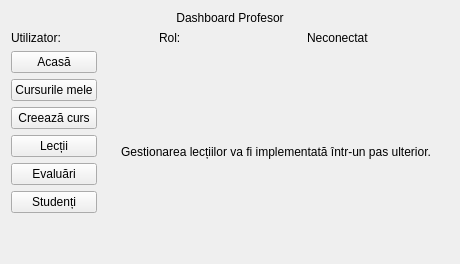
Qt form gui/ProfessorDashboard.ui (Cozmin-crypto/EduChainProject) before a commit.
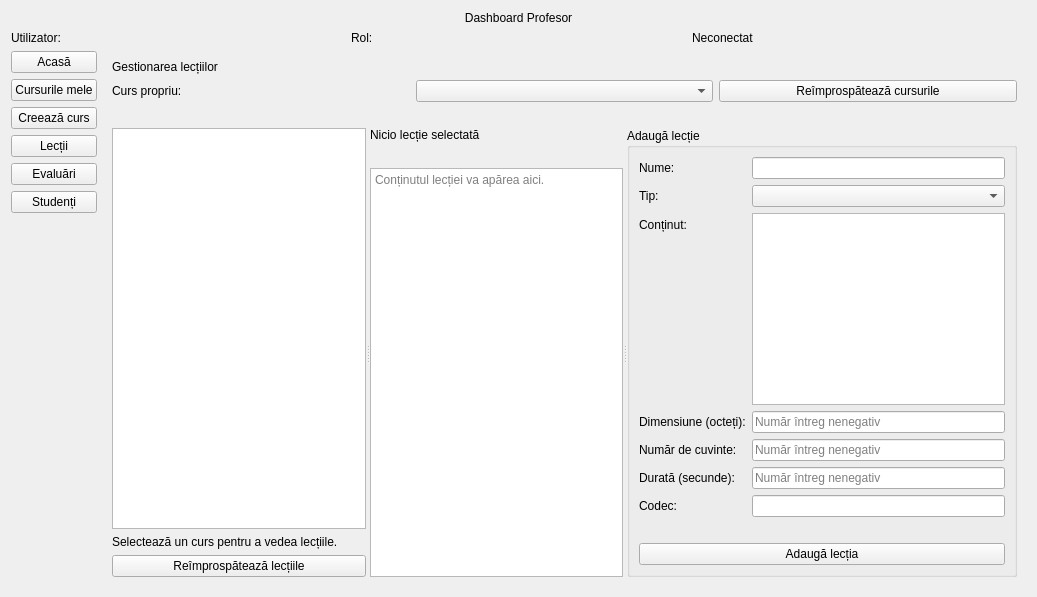
The same form after that commit. The open tabs and pages were chosen to show the change.

Commit message: Am adaugat functionalitatile pentru Profesor de a crea si a inscrie studenti la cursuri

The edit to the form file:
```diff
--- a/gui/ProfessorDashboard.ui
+++ b/gui/ProfessorDashboard.ui
@@ -23,7 +23,47 @@
      <widget class="QWidget" name="homePage"><layout class="QVBoxLayout" name="homeLayout"><item><widget class="QLabel" name="homeLabel"><property name="text"><string>Funcționalitățile Profesorului vor fi implementate în pașii următori.</string></property><property name="alignment"><set>Qt::AlignmentFlag::AlignCenter</set></property><property name="wordWrap"><bool>true</bool></property></widget></item></layout></widget>
      <widget class="QWidget" name="myCoursesPage"><layout class="QVBoxLayout" name="myCoursesLayout"><item><widget class="QLabel" name="myCoursesLabel"><property name="text"><string>Gestionarea cursurilor va fi implementată într-un pas ulterior.</string></property><property name="alignment"><set>Qt::AlignmentFlag::AlignCenter</set></property></widget></item></layout></widget>
      <widget class="QWidget" name="createCoursePage"><layout class="QVBoxLayout" name="createCourseLayout"><item><widget class="QLabel" name="createCourseLabel"><property name="text"><string>Crearea cursurilor va fi implementată într-un pas ulterior.</string></property><property name="alignment"><set>Qt::AlignmentFlag::AlignCenter</set></property></widget></item></layout></widget>
-     <widget class="QWidget" name="lessonsPage"><layout class="QVBoxLayout" name="lessonsLayout"><item><widget class="QLabel" name="lessonsLabel"><property name="text"><string>Gestionarea lecțiilor va fi implementată într-un pas ulterior.</string></property><property name="alignment"><set>Qt::AlignmentFlag::AlignCenter</set></property></widget></item></layout></widget>
+     <widget class="QWidget" name="lessonsPage"><layout class="QVBoxLayout" name="lessonsLayout">
+      <item><widget class="QLabel" name="lessonsTitleLabel"><property name="text"><string>Gestionarea lecțiilor</string></property></widget></item>
+      <item><layout class="QHBoxLayout" name="lessonCourseLayout">
+       <item><widget class="QLabel" name="lessonCourseLabel"><property name="text"><string>Curs propriu:</string></property></widget></item>
+       <item><widget class="QComboBox" name="lessonCourseCombo"/></item>
+       <item><widget class="QPushButton" name="refreshLessonCoursesButton"><property name="text"><string>Reîmprospătează cursurile</string></property></widget></item>
+      </layout></item>
+      <item><widget class="QLabel" name="lessonCoursesStatusLabel"><property name="text"><string/></property><property name="wordWrap"><bool>true</bool></property></widget></item>
+      <item><widget class="QSplitter" name="lessonMainSplitter"><property name="orientation"><enum>Qt::Orientation::Horizontal</enum></property>
+       <widget class="QWidget" name="lessonListPanel"><layout class="QVBoxLayout" name="lessonListLayout">
+        <item><widget class="QListWidget" name="lessonsList"><property name="selectionMode"><enum>QAbstractItemView::SelectionMode::SingleSelection</enum></property></widget></item>
+        <item><widget class="QLabel" name="lessonsStatusLabel"><property name="text"><string>Selectează un curs pentru a vedea lecțiile.</string></property><property name="wordWrap"><bool>true</bool></property></widget></item>
+        <item><widget class="QPushButton" name="refreshLessonsButton"><property name="text"><string>Reîmprospătează lecțiile</string></property></widget></item>
+       </layout></widget>
+       <widget class="QWidget" name="lessonDetailPanel"><layout class="QVBoxLayout" name="lessonDetailLayout">
+        <item><widget class="QLabel" name="lessonDetailTitleLabel"><property name="text"><string>Nicio lecție selectată</string></property><property name="wordWrap"><bool>true</bool></property></widget></item>
+        <item><widget class="QLabel" name="lessonDetailMetadataLabel"><property name="text"><string/></property><property name="wordWrap"><bool>true</bool></property></widget></item>
+        <item><widget class="QTextBrowser" name="lessonDetailContent"><property name="placeholderText"><string>Conținutul lecției va apărea aici.</string></property></widget></item>
+       </layout></widget>
+       <widget class="QGroupBox" name="lessonFormGroup"><property name="title"><string>Adaugă lecție</string></property><layout class="QVBoxLayout" name="lessonFormOuterLayout">
+        <item><layout class="QFormLayout" name="lessonFormLayout">
+         <item row="0" column="0"><widget class="QLabel" name="lessonNameLabel"><property name="text"><string>Nume:</string></property></widget></item>
+         <item row="0" column="1"><widget class="QLineEdit" name="lessonNameEdit"/></item>
+         <item row="1" column="0"><widget class="QLabel" name="lessonTypeLabel"><property name="text"><string>Tip:</string></property></widget></item>
+         <item row="1" column="1"><widget class="QComboBox" name="lessonTypeCombo"/></item>
+         <item row="2" column="0"><widget class="QLabel" name="lessonContentLabel"><property name="text"><string>Conținut:</string></property></widget></item>
+         <item row="2" column="1"><widget class="QTextEdit" name="lessonContentEdit"><property name="acceptRichText"><bool>false</bool></property></widget></item>
+         <item row="3" column="0"><widget class="QLabel" name="lessonSizeLabel"><property name="text"><string>Dimensiune (octeți):</string></property></widget></item>
+         <item row="3" column="1"><widget class="QLineEdit" name="lessonSizeEdit"><property name="placeholderText"><string>Număr întreg nenegativ</string></property></widget></item>
+         <item row="4" column="0"><widget class="QLabel" name="lessonWordCountLabel"><property name="text"><string>Număr de cuvinte:</string></property></widget></item>
+         <item row="4" column="1"><widget class="QLineEdit" name="lessonWordCountEdit"><property name="placeholderText"><string>Număr întreg nenegativ</string></property></widget></item>
+         <item row="5" column="0"><widget class="QLabel" name="lessonDurationLabel"><property name="text"><string>Durată (secunde):</string></property></widget></item>
+         <item row="5" column="1"><widget class="QLineEdit" name="lessonDurationEdit"><property name="placeholderText"><string>Număr întreg nenegativ</string></property></widget></item>
+         <item row="6" column="0"><widget class="QLabel" name="lessonCodecLabel"><property name="text"><string>Codec:</string></property></widget></item>
+         <item row="6" column="1"><widget class="QLineEdit" name="lessonCodecEdit"/></item>
+        </layout></item>
+        <item><widget class="QLabel" name="lessonFormStatusLabel"><property name="text"><string/></property><property name="wordWrap"><bool>true</bool></property></widget></item>
+        <item><widget class="QPushButton" name="addLessonButton"><property name="text"><string>Adaugă lecția</string></property></widget></item>
+       </layout></widget>
+      </widget></item>
+     </layout></widget>
      <widget class="QWidget" name="evaluationsPage"><layout class="QVBoxLayout" name="evaluationsLayout"><item><widget class="QLabel" name="evaluationsLabel"><property name="text"><string>Gestionarea evaluărilor va fi implementată într-un pas ulterior.</string></property><property name="alignment"><set>Qt::AlignmentFlag::AlignCenter</set></property></widget></item></layout></widget>
      <widget class="QWidget" name="studentsPage"><layout class="QVBoxLayout" name="studentsLayout"><item><widget class="QLabel" name="studentsLabel"><property name="text"><string>Lista studenților va fi implementată într-un pas ulterior.</string></property><property name="alignment"><set>Qt::AlignmentFlag::AlignCenter</set></property></widget></item></layout></widget>
     </widget></item>
```
The commit also changes 2 other files.
